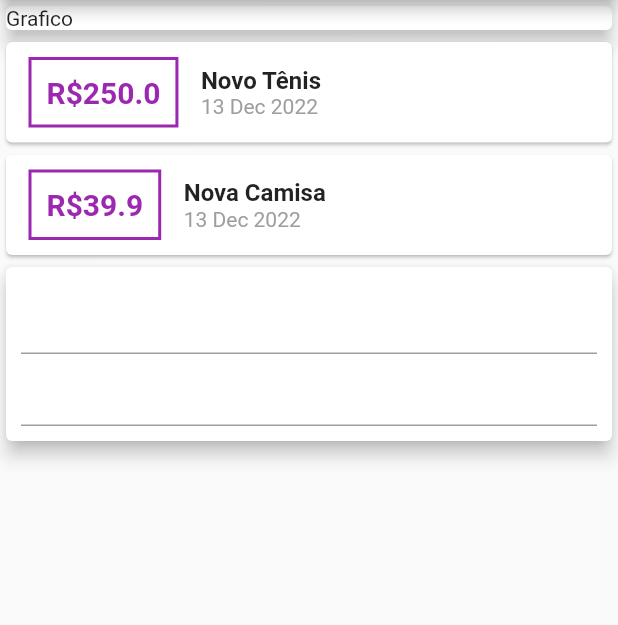
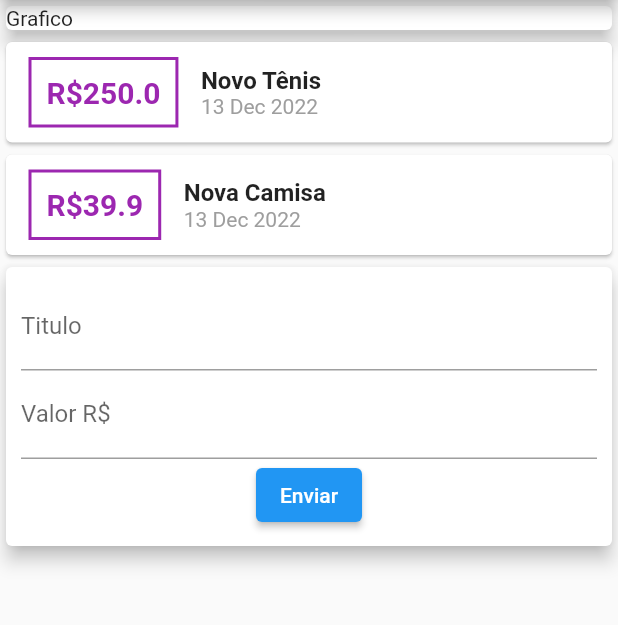
Before and after one commit to Marvingms7/projeto_despesas_pessoais, a Flutter app: the screen it shows after launch, on a phone screen of 412 x 824 dp, the part 84-709 px from its top. Run offline on Flutter 3.47's test engine with Material 2 defaults, Android fonts, the phone set to English and light mode, and no system bars.

Commit message:
Update main.dart

```diff
--- a/lib/main.dart
+++ b/lib/main.dart
@@ -87,7 +87,15 @@ class MyHomePage extends StatelessWidget {
             child: Padding(
               padding: const EdgeInsets.all(10.0),
               child: Column(
-                children: [TextField(), TextField()],
+                children: [
+                  TextField(
+                    decoration: InputDecoration(labelText: 'Titulo'),
+                  ),
+                  TextField(
+                    decoration: InputDecoration(labelText: 'Valor R\$'),
+                  ),
+                  ElevatedButton(onPressed: () {}, child: const Text('Enviar'))
+                ],
               ),
             ),
           )
```
